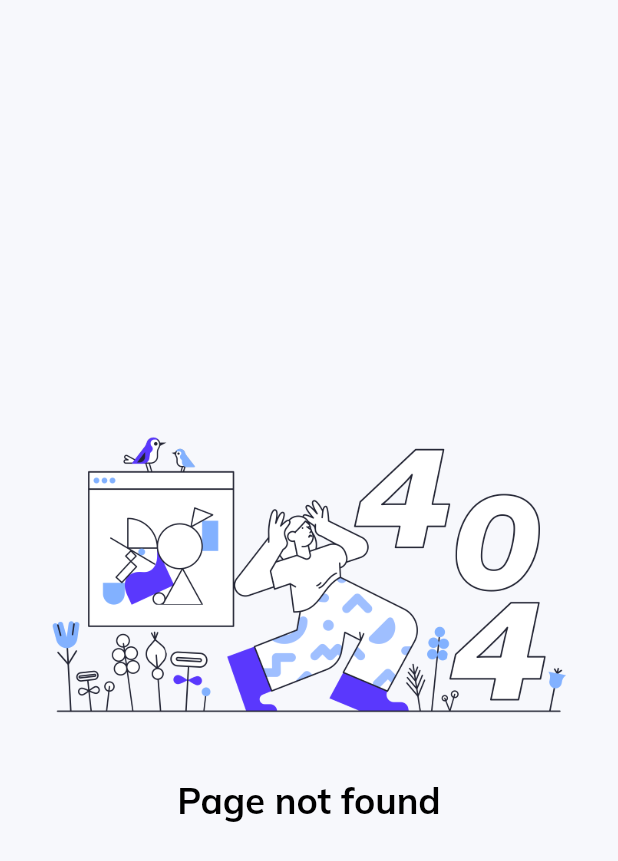
After one commit to Jahidul007/flutter_web_dashboard, a Flutter app: the PageNotFound screen opened by its route, on a phone screen of 412 x 824 dp. The commit adds this screen. Shown: the top 861 px of the screen. Run offline on Flutter 3.47's test engine with Material 2 defaults, Android fonts, the phone set to English and light mode, and no system bars; our stand-ins replace charts_flutter, data_table_2, get, google_fonts.

Commit message:
generate url

```diff
--- a/lib/main.dart
+++ b/lib/main.dart
@@ -3,7 +3,9 @@ import 'package:flutter_web_dasboard/constants/style.dart';
 import 'package:flutter_web_dasboard/controllers/menu_controller.dart';
 import 'package:flutter_web_dasboard/controllers/navigation_controller.dart';
 import 'package:flutter_web_dasboard/layout.dart';
+import 'package:flutter_web_dasboard/pages/404/error_page.dart';
 import 'package:flutter_web_dasboard/pages/authentication/authentication.dart';
+import 'package:flutter_web_dasboard/routing/routes.dart';
 import 'package:get/get.dart';
 import 'package:google_fonts/google_fonts.dart';
 
@@ -18,6 +20,15 @@ class MyApp extends StatelessWidget {
   @override
   Widget build(BuildContext context) {
     return GetMaterialApp(
+      initialRoute: AuthenticationPageRoute,
+      unknownRoute: GetPage(
+          name: "not-found",
+          page: () => PageNotFound(),
+          transition: Transition.fadeIn),
+      getPages: [
+        GetPage(name: RootRoute, page:  () =>SiteLayout()),
+        GetPage(name: AuthenticationPageRoute, page:  () => AuthenticationPage()),
+      ],
       title: 'Dashboard',
       debugShowCheckedModeBanner: false,
       theme: ThemeData(
@@ -30,7 +41,6 @@ class MyApp extends StatelessWidget {
         }),
         primaryColor: Colors.blue,
       ),
-      home: AuthenticationPage(),
     );
   }
 }
--- /dev/null
+++ b/lib/pages/404/error_page.dart
@@ -0,0 +1,34 @@
+import 'package:flutter/material.dart';
+import 'package:flutter_web_dasboard/widgets/custom_text.dart';
+
+class PageNotFound extends StatelessWidget {
+  const PageNotFound({Key key}) : super(key: key);
+
+  @override
+  Widget build(BuildContext context) {
+    return Scaffold(
+      body: Column(
+        mainAxisAlignment: MainAxisAlignment.center,
+        children: [
+          Image.asset(
+            "assets/images/error.png",
+            width: 350,
+          ),
+          SizedBox(
+            height: 10,
+          ),
+          Row(
+            mainAxisAlignment: MainAxisAlignment.center,
+            children: [
+              CustomText(
+                text: "Page not found",
+                size: 24,
+                fontWeight: FontWeight.bold,
+              )
+            ],
+          )
+        ],
+      ),
+    );
+  }
+}
--- a/lib/pages/authentication/authentication.dart
+++ b/lib/pages/authentication/authentication.dart
@@ -1,6 +1,7 @@
 import 'package:flutter/material.dart';
 import 'package:flutter_web_dasboard/constants/style.dart';
 import 'package:flutter_web_dasboard/layout.dart';
+import 'package:flutter_web_dasboard/routing/routes.dart';
 import 'package:flutter_web_dasboard/widgets/custom_text.dart';
 import 'package:get/get.dart';
 import 'package:google_fonts/google_fonts.dart';
@@ -95,7 +96,7 @@ class AuthenticationPage extends StatelessWidget {
                 ),
                 InkWell(
                   onTap: () {
-                    Get.offAll(() => SiteLayout());
+                    Get.offAllNamed(RootRoute);
                   },
                   child: Container(
 
--- a/pubspec.yaml
+++ b/pubspec.yaml
@@ -51,6 +51,7 @@ flutter:
   # To add assets to your application, add an assets section, like this:
   assets:
     - assets/icons/
+    - assets/images/
   #   - images/a_dot_ham.jpeg
 
   # An image asset can refer to one or more resolution-specific "variants", see
```
Also changed, not shown: lib/controllers/menu_controller.dart (+5 -5 lines), lib/routing/routes.dart (+25 -9 lines), lib/widgets/sideMenu.dart (+8 -9 lines).
